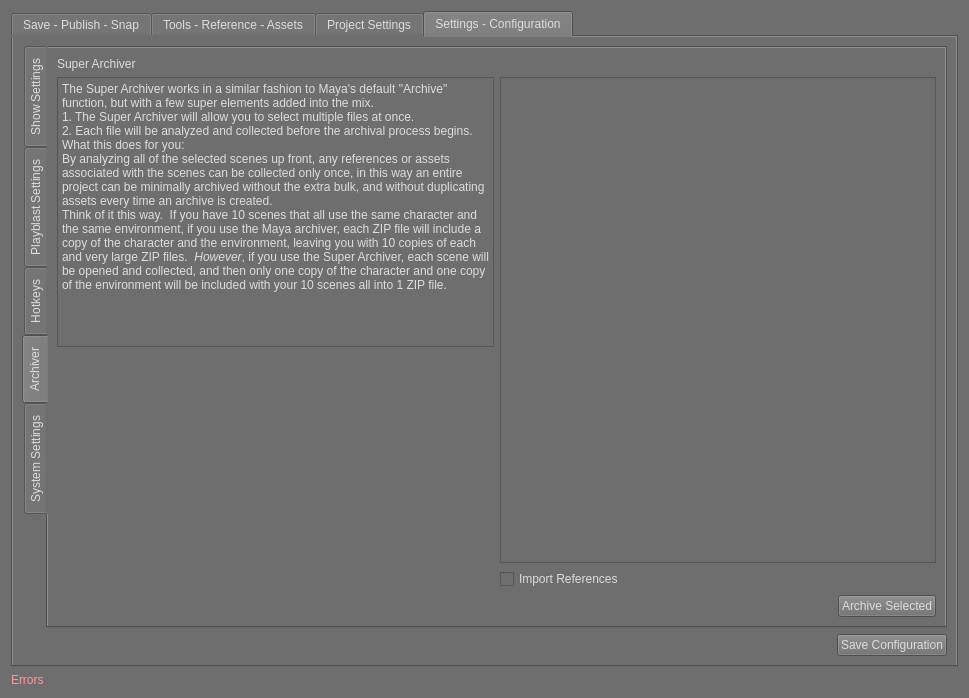
Above: ui/superSaver_UI.ui from SleepDeprivedVFX/versionUp before the change. Below: the same form after it.
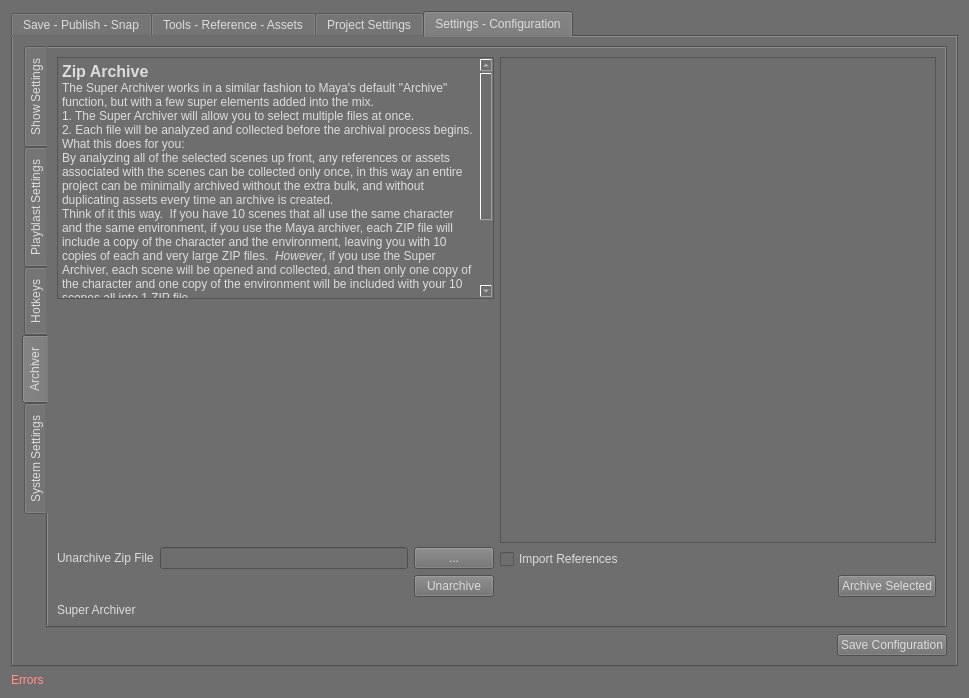
That is the form after the change. The open tabs and pages were chosen to show the change.

Commit message: v1.3.9: versioning up to start working on the playblast burn ins - or whatever.

What changed in the file:
```diff
--- a/ui/superSaver_UI.ui
+++ b/ui/superSaver_UI.ui
@@ -1689,6 +1689,8 @@
       </attribute>
       <layout class="QVBoxLayout" name="verticalLayout_16">
        <item>
+        <layout class="QHBoxLayout" name="horizontalLayout_9">
+         <item>
         <widget class="QTabWidget" name="settingsTabs">
          <property name="tabPosition">
           <enum>QTabWidget::TabPosition::West</enum>
@@ -3038,16 +3040,6 @@
            <string>Archiver</string>
           </attribute>
           <layout class="QVBoxLayout" name="verticalLayout_19">
-           <item>
-            <widget class="QLabel" name="archiver_label">
-             <property name="styleSheet">
-              <string notr="true">font: 700 12pt &quot;Segoe UI&quot;;</string>
-             </property>
-             <property name="text">
-              <string>Super Archiver</string>
-             </property>
-            </widget>
-           </item>
            <item>
             <layout class="QHBoxLayout" name="horizontalLayout_46">
              <item>
@@ -3065,11 +3057,16 @@
 li.unchecked::marker { content: &quot;\2610&quot;; }
 li.checked::marker { content: &quot;\2612&quot;; }
 &lt;/style&gt;&lt;/head&gt;&lt;body style=&quot; font-family:'Segoe UI'; font-size:9pt; font-weight:400; font-style:normal;&quot;&gt;
+&lt;p style=&quot; margin-top:0px; margin-bottom:0px; margin-left:0px; margin-right:0px; -qt-block-indent:0; text-indent:0px;&quot;&gt;&lt;span style=&quot; font-size:12pt; font-weight:700;&quot;&gt;Zip Archive&lt;/span&gt;&lt;/p&gt;
 &lt;p style=&quot; margin-top:0px; margin-bottom:0px; margin-left:0px; margin-right:0px; -qt-block-indent:0; text-indent:0px;&quot;&gt;The Super Archiver works in a similar fashion to Maya's default &amp;quot;Archive&amp;quot; function, but with a few super elements added into the mix.&lt;/p&gt;
 &lt;p style=&quot; margin-top:0px; margin-bottom:0px; margin-left:0px; margin-right:0px; -qt-block-indent:0; text-indent:0px;&quot;&gt;1. The Super Archiver will allow you to select multiple files at once.&lt;br /&gt;2. Each file will be analyzed and collected before the archival process begins.&lt;/p&gt;
 &lt;p style=&quot; margin-top:0px; margin-bottom:0px; margin-left:0px; margin-right:0px; -qt-block-indent:0; text-indent:0px;&quot;&gt;What this does for you:&lt;/p&gt;
 &lt;p style=&quot; margin-top:0px; margin-bottom:0px; margin-left:0px; margin-right:0px; -qt-block-indent:0; text-indent:0px;&quot;&gt;By analyzing all of the selected scenes up front, any references or assets associated with the scenes can be collected only once, in this way an entire project can be minimally archived without the extra bulk, and without duplicating assets every time an archive is created.&lt;/p&gt;
-&lt;p style=&quot; margin-top:0px; margin-bottom:0px; margin-left:0px; margin-right:0px; -qt-block-indent:0; text-indent:0px;&quot;&gt;Think of it this way.  If you have 10 scenes that all use the same character and the same environment, if you use the Maya archiver, each ZIP file will include a copy of the character and the environment, leaving you with 10 copies of each and very large ZIP files.  &lt;span style=&quot; font-style:italic;&quot;&gt;However&lt;/span&gt;, if you use the Super Archiver, each scene will be opened and collected, and then only one copy of the character and one copy of the environment will be included with your 10 scenes all into 1 ZIP file.&lt;/p&gt;&lt;/body&gt;&lt;/html&gt;</string>
+&lt;p style=&quot; margin-top:0px; margin-bottom:0px; margin-left:0px; margin-right:0px; -qt-block-indent:0; text-indent:0px;&quot;&gt;Think of it this way.  If you have 10 scenes that all use the same character and the same environment, if you use the Maya archiver, each ZIP file will include a copy of the character and the environment, leaving you with 10 copies of each and very large ZIP files.  &lt;span style=&quot; font-style:italic;&quot;&gt;However&lt;/span&gt;, if you use the Super Archiver, each scene will be opened and collected, and then only one copy of the character and one copy of the environment will be included with your 10 scenes all into 1 ZIP file.&lt;/p&gt;
+&lt;p style=&quot;-qt-paragraph-type:empty; margin-top:0px; margin-bottom:0px; margin-left:0px; margin-right:0px; -qt-block-indent:0; text-indent:0px;&quot;&gt;&lt;br /&gt;&lt;/p&gt;
+&lt;p style=&quot; margin-top:0px; margin-bottom:0px; margin-left:0px; margin-right:0px; -qt-block-indent:0; text-indent:0px;&quot;&gt;&lt;span style=&quot; font-size:12pt; font-weight:700;&quot;&gt;Unzip Archive&lt;/span&gt;&lt;/p&gt;
+&lt;p style=&quot; margin-top:0px; margin-bottom:0px; margin-left:0px; margin-right:0px; -qt-block-indent:0; text-indent:0px;&quot;&gt;IF (and only if) SansPipe generated a ZIP archive, then it can be &amp;quot;reversed&amp;quot; using this system.  This tool will take a previously compressed archive and attempt to replace it back into the main pipeline.&lt;/p&gt;
+&lt;p style=&quot;-qt-paragraph-type:empty; margin-top:0px; margin-bottom:0px; margin-left:0px; margin-right:0px; -qt-block-indent:0; text-indent:0px;&quot;&gt;&lt;br /&gt;&lt;/p&gt;&lt;/body&gt;&lt;/html&gt;</string>
                  </property>
                 </widget>
                </item>
@@ -3086,6 +3083,51 @@
                  </property>
                 </spacer>
                </item>
+                 <item>
+                  <layout class="QHBoxLayout" name="horizontalLayout_48">
+                   <item>
+                    <widget class="QLabel" name="unarchive_label">
+                     <property name="text">
+                      <string>Unarchive Zip File</string>
+                     </property>
+                    </widget>
+                   </item>
+                   <item>
+                    <widget class="QLineEdit" name="unarchive"/>
+                   </item>
+                   <item>
+                    <widget class="QPushButton" name="unarchive_browse_btn">
+                     <property name="text">
+                      <string>...</string>
+                     </property>
+                    </widget>
+                   </item>
+                  </layout>
+                 </item>
+                 <item>
+                  <layout class="QHBoxLayout" name="horizontalLayout_49">
+                   <item>
+                    <spacer name="horizontalSpacer_31">
+                     <property name="orientation">
+                      <enum>Qt::Orientation::Horizontal</enum>
+                     </property>
+                     <property name="sizeHint" stdset="0">
+                      <size>
+                       <width>40</width>
+                       <height>20</height>
+                      </size>
+                     </property>
+                    </spacer>
+                   </item>
+                   <item>
+                    <widget class="QPushButton" name="unarchive_btn">
+                     <property name="text">
+                      <string>Unarchive</string>
+                     </property>
+                    </widget>
+                   </item>
+                  </layout>
+                 </item>
               </layout>
              </item>
              <item>
@@ -3143,6 +3185,16 @@
              </item>
             </layout>
            </item>
+             <item>
+              <widget class="QLabel" name="archiver_label">
+               <property name="styleSheet">
+                <string notr="true">font: 700 12pt &quot;Segoe UI&quot;;</string>
+               </property>
+               <property name="text">
+                <string>Super Archiver</string>
+               </property>
+              </widget>
+             </item>
           </layout>
          </widget>
          <widget class="QWidget" name="system_settings">
@@ -3312,8 +3364,10 @@
          </widget>
         </widget>
        </item>
+        </layout>
+       </item>
        <item>
-        <layout class="QHBoxLayout" name="horizontalLayout_9">
+        <layout class="QHBoxLayout" name="horizontalLayout_50">
          <item>
           <spacer name="horizontalSpacer_9">
            <property name="orientation">
```
Lines whose indentation alone changed are shown as unchanged. The commit also changes 2 other files.
